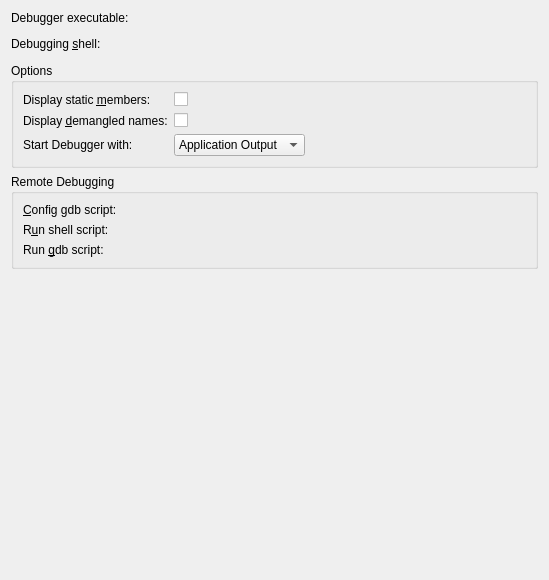
Old version of the form debuggers/gdb/debuggerconfigwidget.ui in the repository KDE/kdevelop.
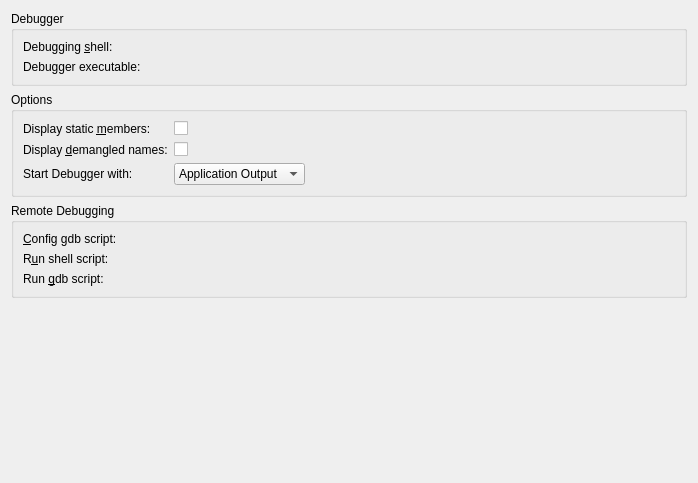
New version of the form. Custom widgets are drawn as their Qt base class.

Commit message:
rearrange items on the debugger configuration page a bit
add a group box, remove unneeded layout

Patch:
```diff
--- a/debuggers/gdb/debuggerconfigwidget.ui
+++ b/debuggers/gdb/debuggerconfigwidget.ui
@@ -6,8 +6,8 @@
    <rect>
     <x>0</x>
     <y>0</y>
-    <width>549</width>
-    <height>580</height>
+    <width>698</width>
+    <height>483</height>
    </rect>
   </property>
   <property name="windowTitle">
@@ -19,27 +19,14 @@
   <property name="whatsThis">
    <string/>
   </property>
-  <layout class="QVBoxLayout">
+  <layout class="QVBoxLayout" name="verticalLayout">
    <item>
-    <widget class="QLabel" name="gdbPath_label">
-     <property name="sizePolicy">
-      <sizepolicy hsizetype="Maximum" vsizetype="Preferred">
-       <horstretch>0</horstretch>
-       <verstretch>0</verstretch>
-      </sizepolicy>
+    <widget class="QGroupBox" name="groupBox_3">
+     <property name="title">
+      <string>Debugger</string>
      </property>
-     <property name="text">
-      <string>Debugger executable:</string>
-     </property>
-     <property name="wordWrap">
-      <bool>false</bool>
-     </property>
-     <property name="buddy">
-      <cstring>kcfg_gdbPath</cstring>
-     </property>
-    </widget>
-   </item>
-   <item>
+     <layout class="QFormLayout" name="formLayout_2">
+      <item row="1" column="1">
     <widget class="KUrlRequester" name="kcfg_gdbPath">
      <property name="toolTip">
       <string>Gdb executable</string>
@@ -49,7 +36,7 @@
      </property>
     </widget>
    </item>
-   <item>
+      <item row="1" column="0">
     <widget class="QLabel" name="debuggingShell_label">
      <property name="sizePolicy">
       <sizepolicy hsizetype="Maximum" vsizetype="Preferred">
@@ -74,7 +61,26 @@
      </property>
     </widget>
    </item>
-   <item>
+      <item row="2" column="0">
+       <widget class="QLabel" name="gdbPath_label">
+        <property name="sizePolicy">
+         <sizepolicy hsizetype="Maximum" vsizetype="Preferred">
+          <horstretch>0</horstretch>
+          <verstretch>0</verstretch>
+         </sizepolicy>
+        </property>
+        <property name="text">
+         <string>Debugger executable:</string>
+        </property>
+        <property name="wordWrap">
+         <bool>false</bool>
+        </property>
+        <property name="buddy">
+         <cstring>kcfg_gdbPath</cstring>
+        </property>
+       </widget>
+      </item>
+      <item row="2" column="1">
     <widget class="KUrlRequester" name="kcfg_debuggingShell">
      <property name="toolTip">
       <string>Run gdb in a special shell (mainly for automake projects)</string>
@@ -84,8 +90,9 @@
      </property>
     </widget>
    </item>
-   <item>
-    <layout class="QHBoxLayout">
+     </layout>
+    </widget>
+   </item>
      <item>
       <widget class="QGroupBox" name="groupBox_2">
        <property name="title">
@@ -174,8 +181,6 @@
        </layout>
       </widget>
      </item>
-    </layout>
-   </item>
    <item>
     <widget class="QGroupBox" name="groupBox">
      <property name="whatsThis">
@@ -188,29 +193,6 @@
       <string>Remote Debugging</string>
      </property>
      <layout class="QGridLayout">
-      <item row="0" column="0">
-       <widget class="QLabel" name="configGdbScript_label">
-        <property name="text">
-         <string>&amp;Config gdb script:</string>
-        </property>
-        <property name="wordWrap">
-         <bool>false</bool>
-        </property>
-        <property name="buddy">
-         <cstring>kcfg_configGdbScript</cstring>
-        </property>
-       </widget>
-      </item>
-      <item row="0" column="1">
-       <widget class="KUrlRequester" name="kcfg_configGdbScript">
-        <property name="toolTip">
-         <string>Gdb configure script</string>
-        </property>
-        <property name="whatsThis">
-         <string>This script is sourced by gdb when the debugging starts.</string>
-        </property>
-       </widget>
-      </item>
       <item row="1" column="0">
        <widget class="QLabel" name="runShellScript_label">
         <property name="toolTip">
@@ -243,10 +225,10 @@
         </property>
        </widget>
       </item>
-      <item row="2" column="0">
-       <widget class="QLabel" name="runGdbScript_label">
+      <item row="0" column="0">
+       <widget class="QLabel" name="configGdbScript_label">
         <property name="text">
-         <string comment="Gdb script to be executed at run time.">Run &amp;gdb script:</string>
+         <string>&amp;Config gdb script:</string>
         </property>
         <property name="wordWrap">
          <bool>false</bool>
@@ -270,21 +252,41 @@
         </property>
        </widget>
       </item>
+      <item row="2" column="0">
+       <widget class="QLabel" name="runGdbScript_label">
+        <property name="text">
+         <string comment="Gdb script to be executed at run time.">Run &amp;gdb script:</string>
+        </property>
+        <property name="wordWrap">
+         <bool>false</bool>
+        </property>
+        <property name="buddy">
+         <cstring>kcfg_runGdbScript</cstring>
+        </property>
+       </widget>
+      </item>
+      <item row="0" column="1">
+       <widget class="KUrlRequester" name="kcfg_configGdbScript">
+        <property name="toolTip">
+         <string>Gdb configure script</string>
+        </property>
+        <property name="whatsThis">
+         <string>This script is sourced by gdb when the debugging starts.</string>
+        </property>
+       </widget>
+      </item>
      </layout>
     </widget>
    </item>
    <item>
-    <spacer>
+    <spacer name="verticalSpacer">
      <property name="orientation">
       <enum>Qt::Vertical</enum>
      </property>
-     <property name="sizeType">
-      <enum>QSizePolicy::Expanding</enum>
-     </property>
      <property name="sizeHint" stdset="0">
       <size>
        <width>20</width>
-       <height>16</height>
+       <height>40</height>
       </size>
      </property>
     </spacer>
```
Left out of the diff: 7 changed lines with no effect on the pictures. Lines whose indentation alone changed are shown as unchanged.
